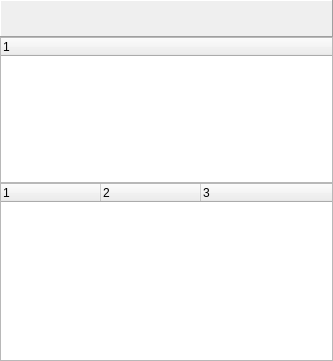
First picture: the form in src/GuiShareLocal.ui, repository hwgao/beebeep, before the edit.
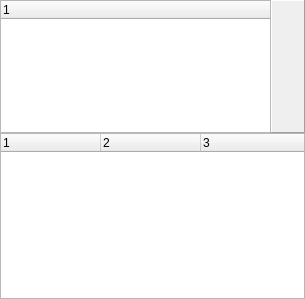
Second picture: the form after the edit. Icons and pictures are not drawn.

Diff of the .ui file:
```diff
--- a/src/GuiShareLocal.ui
+++ b/src/GuiShareLocal.ui
@@ -6,8 +6,8 @@
    <rect>
     <x>0</x>
     <y>0</y>
-    <width>333</width>
-    <height>361</height>
+    <width>305</width>
+    <height>299</height>
    </rect>
   </property>
   <property name="windowTitle">
@@ -20,69 +20,44 @@
    <property name="spacing">
     <number>0</number>
    </property>
-   <item row="1" column="0">
-    <widget class="QTreeWidget" name="mp_twMyShares">
-     <property name="maximumSize">
-      <size>
-       <width>16777215</width>
-       <height>160</height>
-      </size>
-     </property>
-     <property name="baseSize">
-      <size>
-       <width>120</width>
-       <height>0</height>
-      </size>
-     </property>
-     <column>
-      <property name="text">
-       <string notr="true">1</string>
-      </property>
-     </column>
-    </widget>
-   </item>
-   <item row="2" column="0">
-    <widget class="QTreeWidget" name="mp_twLocalShares">
-     <property name="baseSize">
-      <size>
-       <width>120</width>
-       <height>0</height>
-      </size>
-     </property>
-     <property name="columnCount">
-      <number>3</number>
-     </property>
-     <column>
-      <property name="text">
-       <string notr="true">1</string>
-      </property>
-     </column>
-     <column>
-      <property name="text">
-       <string notr="true">2</string>
-      </property>
-     </column>
-     <column>
-      <property name="text">
-       <string notr="true">3</string>
-      </property>
-     </column>
-    </widget>
-   </item>
    <item row="0" column="0">
+    <widget class="QTreeWidget" name="mp_twMyShares">
+     <property name="maximumSize">
+      <size>
+       <width>16777215</width>
+       <height>160</height>
+      </size>
+     </property>
+     <property name="baseSize">
+      <size>
+       <width>120</width>
+       <height>0</height>
+      </size>
+     </property>
+     <column>
+      <property name="text">
+       <string notr="true">1</string>
+      </property>
+     </column>
+    </widget>
+   </item>
+   <item row="0" column="1">
     <widget class="QFrame" name="frame">
+     <property name="maximumSize">
+      <size>
+       <width>16777215</width>
+       <height>160</height>
+      </size>
+     </property>
      <property name="frameShape">
       <enum>QFrame::Panel</enum>
      </property>
      <property name="frameShadow">
       <enum>QFrame::Raised</enum>
      </property>
-     <layout class="QHBoxLayout" name="horizontalLayout">
-      <property name="spacing">
-       <number>0</number>
-      </property>
+     <layout class="QVBoxLayout" name="verticalLayout">
       <property name="margin">
-       <number>2</number>
+       <number>0</number>
       </property>
       <item>
        <widget class="QToolButton" name="mp_pbAddFile">
@@ -154,13 +129,13 @@
        </widget>
       </item>
       <item>
-       <spacer name="horizontalSpacer">
+       <spacer name="verticalSpacer">
         <property name="orientation">
-         <enum>Qt::Horizontal</enum>
+         <enum>Qt::Vertical</enum>
         </property>
         <property name="sizeHint" stdset="0">
          <size>
-          <width>87</width>
+          <width>20</width>
           <height>20</height>
          </size>
         </property>
@@ -169,6 +144,34 @@
      </layout>
     </widget>
    </item>
+   <item row="1" column="0" colspan="2">
+    <widget class="QTreeWidget" name="mp_twLocalShares">
+     <property name="baseSize">
+      <size>
+       <width>120</width>
+       <height>0</height>
+      </size>
+     </property>
+     <property name="columnCount">
+      <number>3</number>
+     </property>
+     <column>
+      <property name="text">
+       <string notr="true">1</string>
+      </property>
+     </column>
+     <column>
+      <property name="text">
+       <string notr="true">2</string>
+      </property>
+     </column>
+     <column>
+      <property name="text">
+       <string notr="true">3</string>
+      </property>
+     </column>
+    </widget>
+   </item>
   </layout>
  </widget>
  <tabstops>
```
